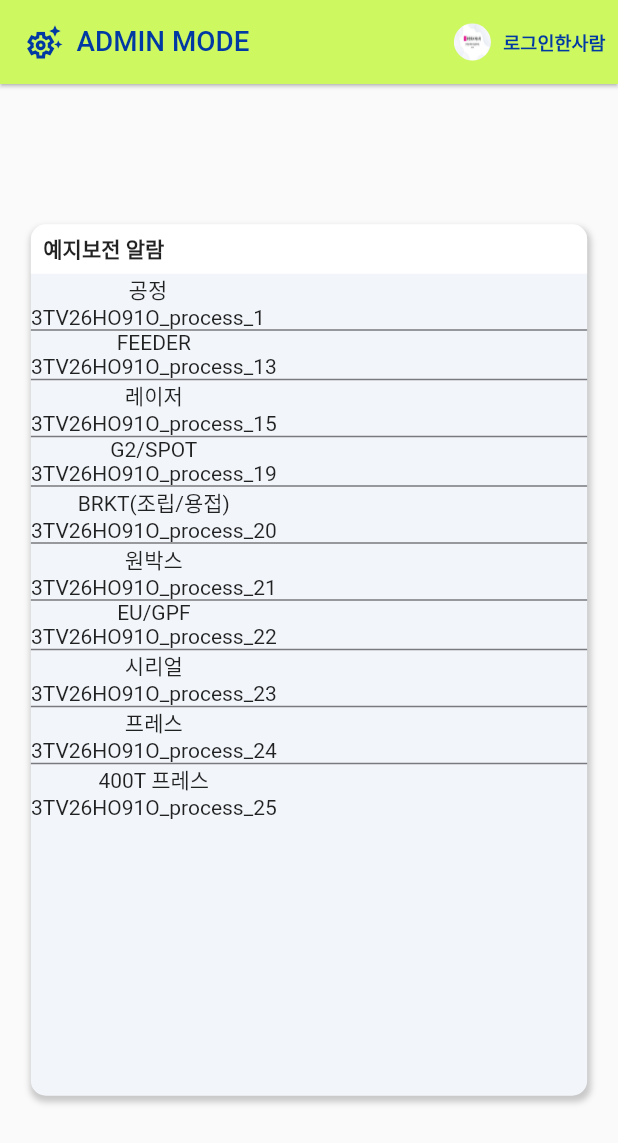
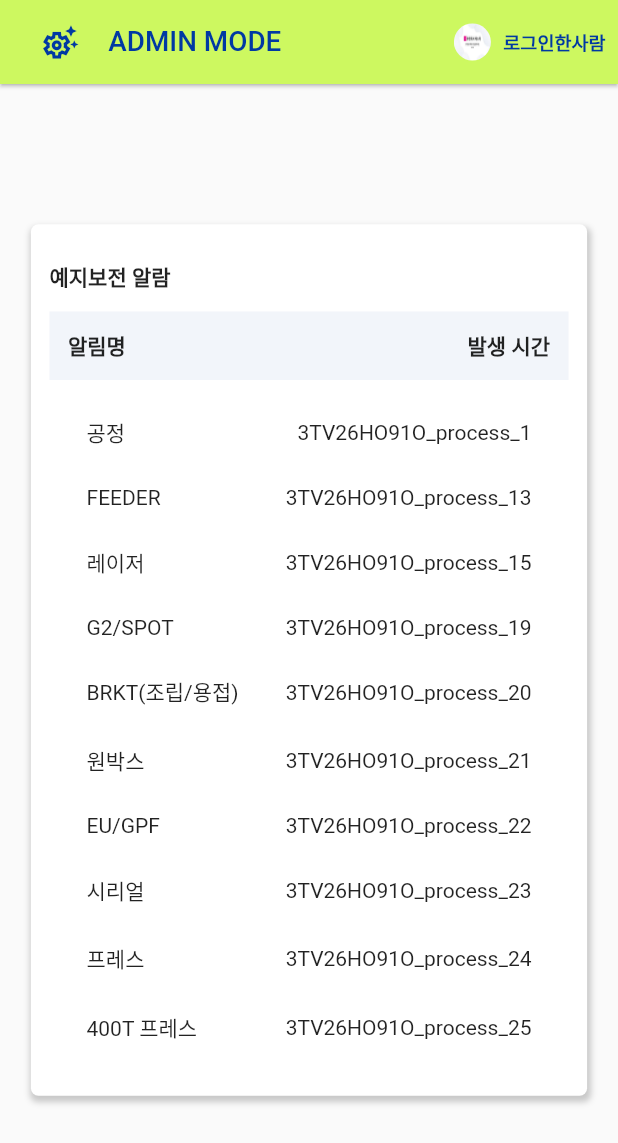
Before and after one commit to JiSu0722/flater_study, a Flutter app: the screen it shows after launch, on a phone screen of 412 x 824 dp. Shown: the top 1143 px of the screen. Run offline on Flutter 3.47's test engine with Material 2 defaults, Android fonts, the phone set to English and light mode, and no system bars; our stand-ins replace dio.

Commit message:
2023.11.28

```diff
--- /dev/null
+++ b/lib/frame/bodyFrame.dart
@@ -0,0 +1,105 @@
+import 'package:flutter/cupertino.dart';
+import 'package:flutter/material.dart';
+
+class BodyFrame{
+
+  Widget title(BuildContext context) {
+    final screenWidth = MediaQuery.of(context).size.width;
+
+    return Container(
+
+      padding: EdgeInsets.only(top:screenWidth*0.03,bottom:screenWidth*0.03),
+
+      decoration: const BoxDecoration(
+        color: Colors.white,
+        borderRadius: BorderRadius.only(
+          topLeft: Radius.circular(10),
+          topRight: Radius.circular(10),
+        ), // 원하는 만큼의 radius 값 설정
+      ),
+      child: const Row(
+        children: [
+          Text("예지보전 알람", style: TextStyle(fontWeight: FontWeight.bold),),
+        ],
+      ),
+    );
+  }
+  Widget subTitle(BuildContext context)
+  {
+    final screenWidth = MediaQuery.of(context).size.width;
+
+    return Container(
+      padding: EdgeInsets.all(screenWidth*0.03),
+      color: Color(0xfff2f5fa),
+      child:  const Row(
+        mainAxisAlignment: MainAxisAlignment.spaceBetween, // 왼쪽과 오른쪽으로 정렬
+        children: [
+          Text("알림명",style: TextStyle(fontWeight: FontWeight.bold)),
+          Text("발생 시간",style: TextStyle(fontWeight: FontWeight.bold)),
+        ],
+      ),
+    );
+  }
+
+  Widget body(BuildContext context,List<Map<String,String>> datas) {
+    final screenWidth = MediaQuery.of(context).size.width;
+
+    return Expanded(
+      child: Container(
+        padding:  EdgeInsets.all(screenWidth*0.03),
+        child: ListView.separated(
+          itemBuilder: (BuildContext _context, int index) {
+            return Container(
+              padding:  EdgeInsets.all(screenWidth*0.03),
+              child: Row(
+                mainAxisAlignment: MainAxisAlignment.spaceBetween, // 왼쪽과 오른쪽으로 정렬
+                children: [
+                  Text(datas[index]["processName"]!),
+                  Text(datas[index]["processCode"]!,),
+                ],
+              ),
+            );
+          },
+          itemCount: 10,
+          separatorBuilder: (BuildContext _context, int index) {
+            return Container(
+            );
+          },
+        ),
+      ),
+    );
+  }
+
+  Widget bodyWidget(BuildContext context, List<Map<String,String>> datas) {
+    final screenWidth = MediaQuery.of(context).size.width;
+
+    return Center(
+      child: Container(
+        width: screenWidth * 0.9,
+        height: screenWidth * 1.41,
+        child: Container(
+          decoration: BoxDecoration(
+            borderRadius: BorderRadius.circular(5),
+            color: Color(0xffffffff),
+            boxShadow: [
+              BoxShadow(
+                color: Colors.black.withOpacity(0.2),
+                spreadRadius: 1,
+                blurRadius: 3,
+                offset: Offset(1, 3),
+              ),
+            ],
+          ),
+          padding: EdgeInsets.all(screenWidth*0.03),
+          child: Column(
+            children: [
+              title(context),
+              subTitle(context),
+              body(context,datas),
+            ],
+          ),
+        ),
+      ),
+    );
+  }
+}
--- a/lib/home.dart
+++ b/lib/home.dart
@@ -1,22 +1,24 @@
+import 'package:adroid_study/frame/bodyFrame.dart';
+import 'package:adroid_study/server.dart';
 import 'package:flutter/cupertino.dart';
 import 'package:flutter/material.dart';
+import 'dart:convert' as convert;
 import 'package:http/http.dart' as http;
 
 class Home extends StatefulWidget {
-  const Home({super.key});
+  Home({Key? key}) : super(key: key);
 
   @override
   State<Home> createState() => _HomeState();
 }
-
 class _HomeState extends State<Home> {
   List<Map<String,String>> datas = [];
+  final BodyFrame _bodyFrame = BodyFrame(); // BodyFrame 인스턴스 생성
 
   @override
   void initState() {
     super.initState();
     datas = [
-
       {"processSegment": "프레스", "processName": "공정", "processCode": "3TV26HO91O_process_1"}
       ,
       {"processName": "FEEDER", "processCode": "3TV26HO91O_process_13"}
@@ -50,7 +52,16 @@ class _HomeState extends State<Home> {
         },
         child: Row(
           children: [
-            Icon(Icons.settings_suggest_outlined, color : Color(0xff0039a3), size: screenWidth * 0.065),
+            IconButton(
+              onPressed: () {
+                server.getReq(); // server.getReq() 메서드를 호출하는 부분
+              },
+              icon: Icon(
+                Icons.settings_suggest_outlined, // 아이콘은 Icons.settings_suggest_outlined로 설정
+                color: Color(0xff0039a3), // 색상 설정
+                size: screenWidth * 0.065, // 크기 설정
+              ),
+            ),
             SizedBox(width : screenWidth*0.02),
             Text("ADMIN MODE",
               style: TextStyle(color: Color(0xff0039a3), fontSize: screenWidth * 0.045, ),
@@ -81,93 +92,13 @@ class _HomeState extends State<Home> {
       ],
     );
   }
-  Widget _title(BuildContext context) {
-    final screenWidth = MediaQuery.of(context).size.width;
-
-    return Container(
-      width: screenWidth * 1,
-      height: screenWidth * 0.08,
-      padding: EdgeInsets.symmetric(horizontal: screenWidth * 0.02),
-      decoration: BoxDecoration(
-        color: Colors.white,
-        borderRadius: BorderRadius.only(
-          topLeft: Radius.circular(10),
-          topRight: Radius.circular(10),
-        ), // 원하는 만큼의 radius 값 설정
-      ),
-      child: Row(
-        children: [
-          Text("예지보전 알람", style: TextStyle(fontWeight: FontWeight.bold),),
-        ],
-      ),
-    );
-  }
-
-  Widget _body(BuildContext context) {
-    return Expanded(
-      child: ListView.separated(
-        itemBuilder: (BuildContext _context, int index) {
-          return Container(
-            child: Row(
-              children: [
-                Container(
-                  child: Column(
-                    children: [
-                      Text(datas[index]["processName"]!),
-                      Text(datas[index]["processCode"]!),
-                    ],
-                  ),
-                ),
-              ],
-            ),
-          );
-        },
-        itemCount: 10,
-        separatorBuilder: (BuildContext _context, int index) {
-          return Container(
-            height: 1,
-            color: Colors.black.withOpacity(0.5),
-          );
-        },
-      ),
-    );
-  }
-
-  Widget _bodyWidget(BuildContext context) {
-    final screenWidth = MediaQuery.of(context).size.width;
-
-    return Center(
-      child: Container(
-        decoration: BoxDecoration(
-          color: Color(0xfff2f5fa),
-          borderRadius: BorderRadius.circular(10),
-          boxShadow: [
-            BoxShadow(
-              color: Colors.black.withOpacity(0.2),
-              spreadRadius: 1,
-              blurRadius: 3,
-              offset: Offset(1, 3),
-            ),
-          ],
-        ),
-        width: screenWidth * 0.9,
-        height: screenWidth * 1.41,
-        child: Column(
-          children: [
-            _title(context),
-            _body(context),
-          ],
-        ),
-      ),
-    );
-  }
 
   @override
   Widget build(BuildContext context) {
     // commitTest
     return Scaffold(
       appBar: _appbarWidget(context),
-      body: _bodyWidget(context),
+      body: _bodyFrame.bodyWidget(context, datas),
       //bottomNavigationBar: Container(),
     );
   }
--- /dev/null
+++ b/lib/server.dart
@@ -0,0 +1,18 @@
+import 'package:dio/dio.dart';
+
+const _API_PREFIX_TEST = 'http://121.179.72.70:5500/api/v1/';
+
+class Server {
+  Future<void> getReq() async {
+    const url = 'process/type/list/1/10/2GN57OO12S';
+    try {
+      Response response;
+      Dio dio = Dio();
+      response = await dio.get(_API_PREFIX_TEST + url);
+      print(response.toString());
+    } catch (e) {
+      print("Error occurred: $e");
+    }
+  }
+}
+Server server = Server();
--- a/pubspec.yaml
+++ b/pubspec.yaml
@@ -38,6 +38,7 @@ dependencies:
   flutter_svg: ^2.0.9
   intl: ^0.17.0
   http: ^1.1.0
+  dio: ^5.3.4
   responsive_framework: ^1.1.0
 dev_dependencies:
   flutter_test:
```
Also changed, not shown: pubspec.lock.
